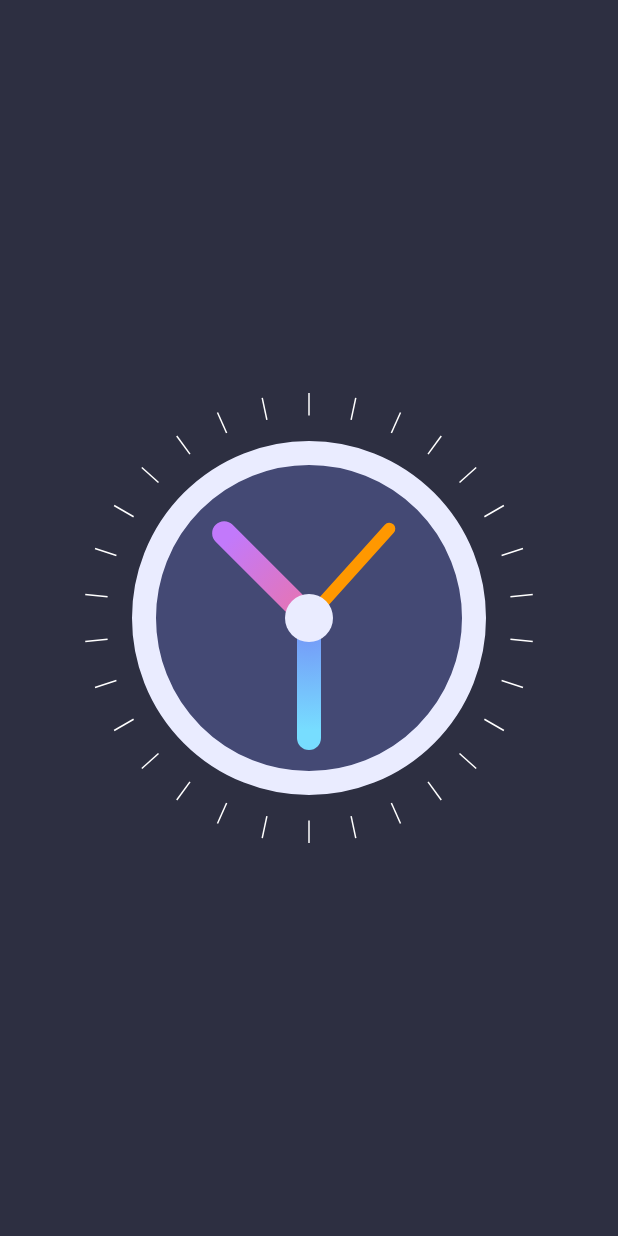
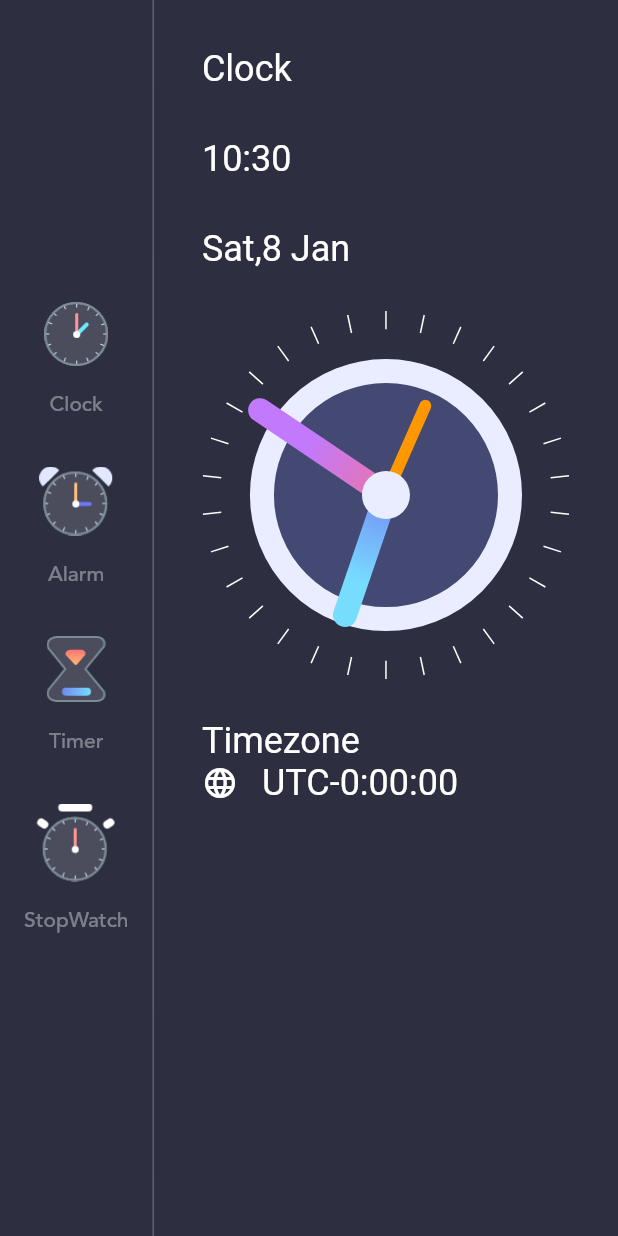
Before and after one commit to hansalkothari/Alarm-Clock-App, a Flutter app: the screen it shows after launch, on a phone screen of 412 x 824 dp. Run offline on Flutter 3.47's test engine with Material 2 defaults, Android fonts, the phone set to English and light mode, and no system bars.

Commit message:
icons created , clock aligned , page almost done

```diff
--- a/lib/homepage.dart
+++ b/lib/homepage.dart
@@ -1,5 +1,6 @@
 import 'package:alarm_clock/clockview.dart';
 import 'package:flutter/material.dart';
+import 'package:intl/intl.dart';
 
 class HomePage extends StatefulWidget {
   const HomePage({Key? key}) : super(key: key);
@@ -11,11 +12,100 @@
 class _HomePageState extends State<HomePage> {
   @override
   Widget build(BuildContext context) {
+    var now = DateTime.now();
+    var formattedTime = DateFormat('HH:mm').format(now);
+    var formattedDate = DateFormat('EEE,d MMM').format(now);
+    var timezoneString = now.timeZoneOffset.toString().split(".").first;
+    var offsetSign = '';
+    if (!timezoneString.startsWith('-')) offsetSign = '-';
+    print(timezoneString);
+
     return Scaffold(
-      body: Container(
-        alignment: Alignment.center,
-        color: Color(0xFF2D2F41),
-        child: ClockView(),
+      backgroundColor: Color(0xFF2D2F41),
+      body: Row(
+        children: [
+          Column(
+            mainAxisAlignment: MainAxisAlignment.center,
+            children: [
+              buildMenuButton('Clock', 'assets/clock_icon.png'),
+              buildMenuButton('Alarm', 'assets/alarm_icon.png'),
+              buildMenuButton('Timer', 'assets/timer_icon.png'),
+              buildMenuButton('StopWatch', 'assets/stopwatch_icon.png'),
+            ],
+          ),
+          VerticalDivider(
+            color: Colors.white38,
+            width: 1,
+          ),
+          Expanded(
+            child: Container(
+              padding: EdgeInsets.all(32),
+              alignment: Alignment.center,
+              color: Color(0xFF2D2F41),
+              child: Column(
+                crossAxisAlignment: CrossAxisAlignment.start,
+                children: <Widget>[
+                  Text(
+                    'Clock',
+                    style: TextStyle(color: Colors.white, fontSize: 24),
+                  ),
+                  SizedBox(
+                    height: 32,
+                  ),
+                  Text(
+                    formattedTime,
+                    style: TextStyle(color: Colors.white, fontSize: 24),
+                  ),
+                  SizedBox(
+                    height: 32,
+                  ),
+                  Text(
+                    formattedDate,
+                    style: TextStyle(color: Colors.white, fontSize: 24),
+                  ),
+                  ClockView(),
+                  Text(
+                    'Timezone',
+                    style: TextStyle(color: Colors.white, fontSize: 24),
+                  ),
+                  Row(
+                    children: [
+                      Icon(Icons.language, color: Colors.white),
+                      SizedBox(width: 16),
+                      Text(
+                        'UTC' + offsetSign + timezoneString,
+                        style: TextStyle(color: Colors.white, fontSize: 24),
+                      ),
+                    ],
+                  ),
+                ],
+              ),
+            ),
+          ),
+        ],
+      ),
+    );
+  }
+
+  Padding buildMenuButton(String title, String image) {
+    return Padding(
+      padding: const EdgeInsets.symmetric(vertical: 16.0),
+      child: FlatButton(
+        onPressed: () {},
+        child: Column(
+          children: [
+            Image.asset(
+              image,
+              scale: 1.5,
+            ),
+            SizedBox(height: 16),
+            Text(
+              title ?? ' ',
+              style: TextStyle(
+                  fontFamily: 'avenir', color: Colors.white38, fontSize: 14),
+            )
+          ],
+        ),
       ),
     );
   }
```
Also changed, not shown: pubspec.yaml (+13 -13 lines), assets/add_alarm.png (added), assets/alarm_icon.png (added), assets/clock_icon.png (added), assets/fonts/Avenir-Book.ttf (added), assets/fonts/Avenir-Heavy.ttf (added), assets/fonts/Avenir-Light.ttf (added), assets/fonts/Avenir-Medium.ttf (added), assets/stopwatch_icon.png (added), assets/timer_icon.png (added), pubspec.lock.
